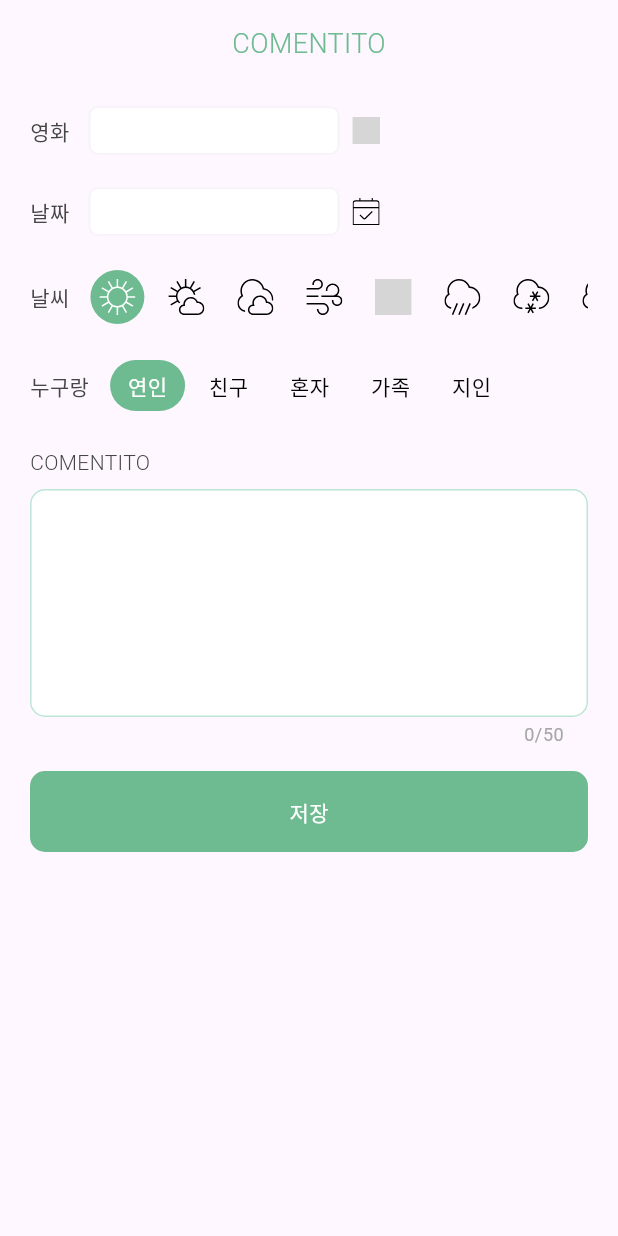
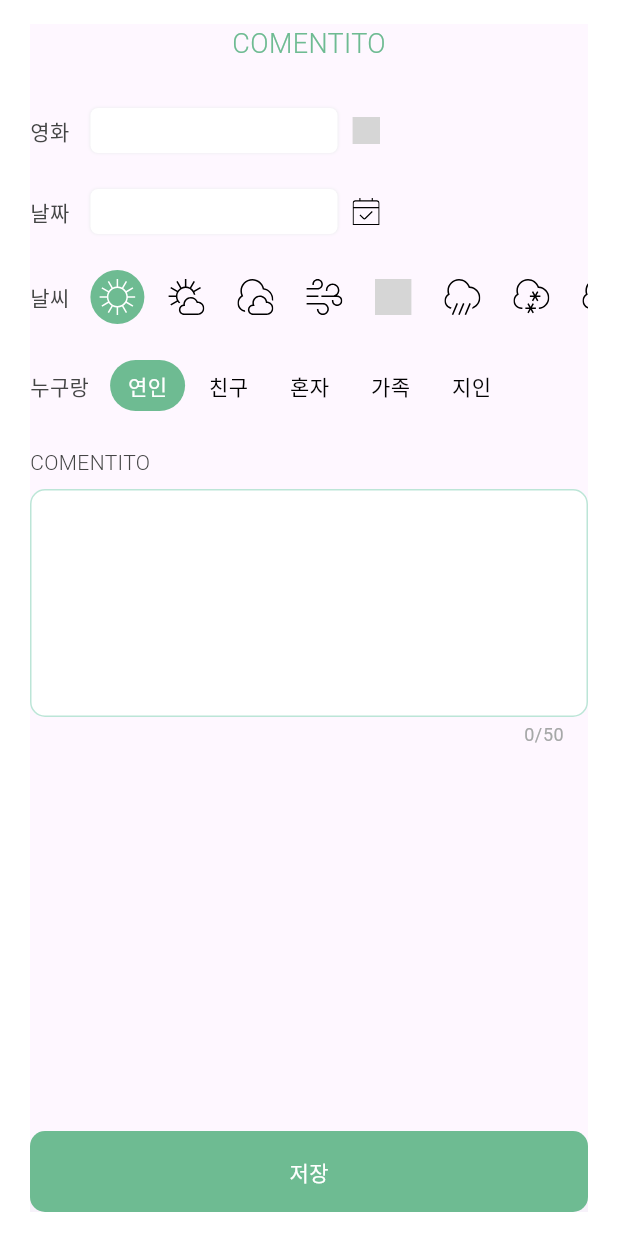
Before and after one commit to hnaa0/comentito_diary, a Flutter app: the WriteBottomsheet screen opened directly, on a phone screen of 412 x 824 dp. Run offline on Flutter 3.47's test engine with Material 3 defaults, Android fonts, the phone set to English and light mode, and no system bars; our stand-ins replace cloud_firestore, firebase_auth, firebase_core, flutter_riverpod, flutter_svg, gap and 4 more; missing offline and left inert: animated_emoji, customizable_text; accounts and stored records are empty; Roboto replaces fonts that are missing (Pretendard); statements that could not run were skipped; grey boxes are pictures that could not be loaded.

Commit message:
🎨 style: Update UI of WriteBottomSheet

```diff
--- a/lib/features/home/views/widgets/write_bottomsheet.dart
+++ b/lib/features/home/views/widgets/write_bottomsheet.dart
@@ -146,7 +146,8 @@ class _WriteBottomsheetState extends ConsumerState<WriteBottomsheet> {
         ),
         width: MediaQuery.of(context).size.width,
         height: MediaQuery.of(context).size.height * 0.8,
-        child: SingleChildScrollView(
+        child: Scaffold(
+          body: SingleChildScrollView(
             child: Column(
               children: [
                 const Text(
@@ -174,8 +175,8 @@ class _WriteBottomsheetState extends ConsumerState<WriteBottomsheet> {
                     const Gap(14),
                     GestureDetector(
                       onTap: () async {
-                      final result =
-                          await context.pushNamed(SearchMovieScreen.routeName);
+                        final result = await context
+                            .pushNamed(SearchMovieScreen.routeName);
 
                         if (result != null && result is Map<String, dynamic>) {
                           _selectedMovie = result["movie"] as MovieModel;
@@ -264,7 +265,8 @@ class _WriteBottomsheetState extends ConsumerState<WriteBottomsheet> {
                         child: Text(
                           _selectedDate == DateTime(0)
                               ? ""
-                            : (DateFormat("yyyy/MM/dd")).format(_selectedDate),
+                              : (DateFormat("yyyy/MM/dd"))
+                                  .format(_selectedDate),
                         ),
                       ),
                     ),
@@ -375,8 +377,16 @@ class _WriteBottomsheetState extends ConsumerState<WriteBottomsheet> {
                               ),
                             ),
                           ),
-                        const Gap(16),
-                        GestureDetector(
+                        ],
+                      ),
+                    ),
+                  ],
+                ),
+                const Gap(80),
+              ],
+            ),
+          ),
+          bottomSheet: GestureDetector(
             onTap: _onSaveTap,
             child: Container(
               constraints: const BoxConstraints(
@@ -411,14 +421,6 @@ class _WriteBottomsheetState extends ConsumerState<WriteBottomsheet> {
                     ),
             ),
           ),
-                      ],
-                    ),
-                  ),
-                ],
-              ),
-              const Gap(80),
-            ],
-          ),
         ),
       ),
     );
```
Lines whose indentation alone changed are shown as unchanged.
